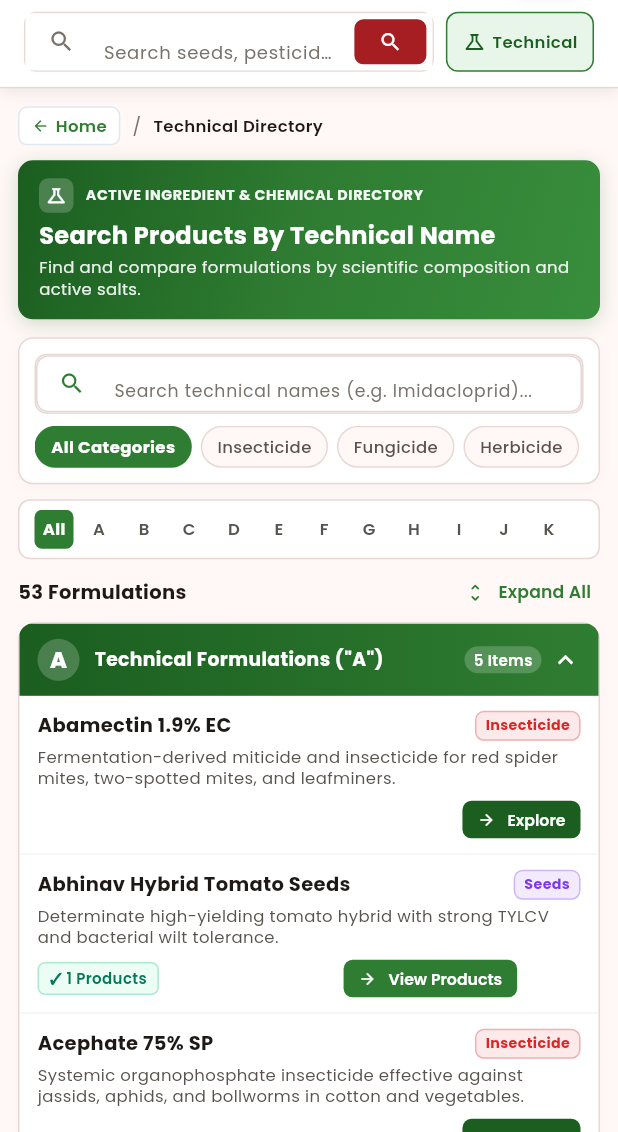
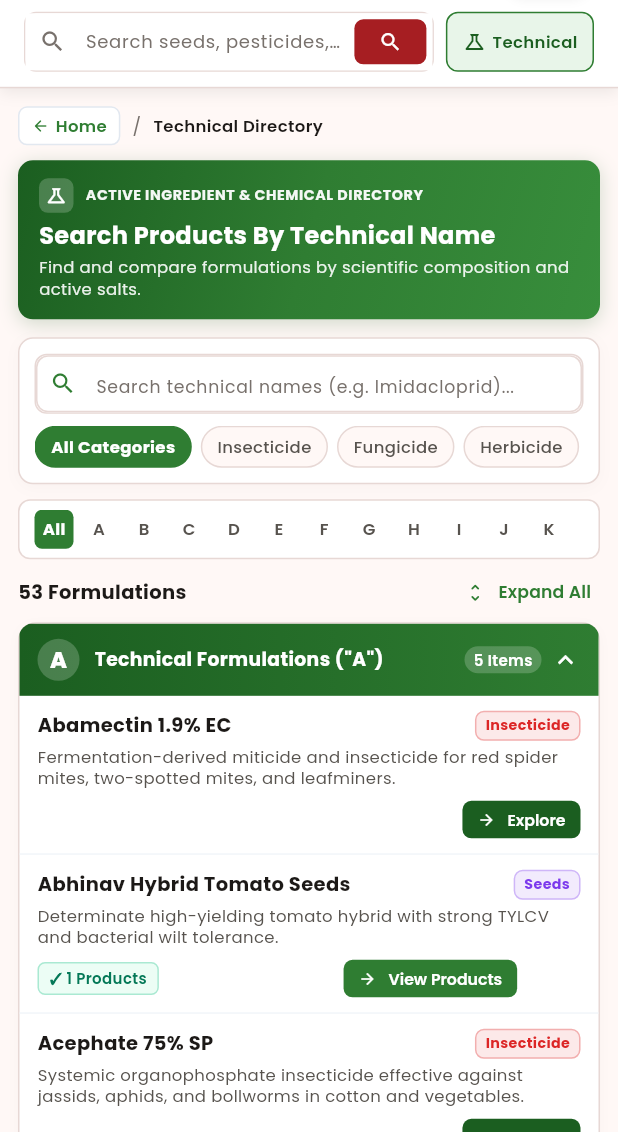
Before and after one commit to krishikrantidealer-cell/seller_website, a Flutter app: the TechnicalSearchView screen opened directly, on a phone screen of 412 x 824 dp, the part 104-1236 px from its top. Run offline on Flutter 3.47's test engine with Material 3 defaults, Android fonts, the phone set to English and light mode, and no system bars; our stand-ins replace google_fonts; accounts and stored records are empty; network calls fail.

Commit message:
fix(ui): center search bar hint text vertically across mobile views

```diff
--- a/lib/presentation/orders/my_orders_view.dart
+++ b/lib/presentation/orders/my_orders_view.dart
@@ -889,6 +889,8 @@ class _MyOrdersViewState extends State<MyOrdersView> {
               : 'Search by Order ID (e.g. EBS-2026), AWB, or product name...',
           hintStyle: GoogleFonts.poppins(fontSize: isMobile ? 11.5 : 12.5, color: AppColors.textMuted),
           prefixIcon: Icon(Icons.search_rounded, size: isMobile ? 18 : 20, color: AppColors.textSecondary),
+          prefixIconConstraints: BoxConstraints(minWidth: isMobile ? 34 : 40, minHeight: isMobile ? 36 : 42),
+          suffixIconConstraints: BoxConstraints(minWidth: isMobile ? 32 : 38, minHeight: isMobile ? 36 : 42),
           suffixIcon: _searchController.text.isNotEmpty
               ? IconButton(
                   icon: Icon(Icons.clear_rounded, size: isMobile ? 16 : 18, color: AppColors.textMuted),
@@ -901,7 +903,7 @@ class _MyOrdersViewState extends State<MyOrdersView> {
                 )
               : null,
           border: InputBorder.none,
-          contentPadding: EdgeInsets.symmetric(horizontal: isMobile ? 10 : 14, vertical: isMobile ? 8 : 11),
+          contentPadding: EdgeInsets.zero,
         ),
       ),
     );
--- a/lib/presentation/technical/technical_search_view.dart
+++ b/lib/presentation/technical/technical_search_view.dart
@@ -533,12 +533,16 @@ class _TechnicalSearchViewState extends State<TechnicalSearchView> {
                   }
                 });
               },
+              textAlignVertical: TextAlignVertical.center,
               decoration: InputDecoration(
+                isDense: true,
                 hintText: isMobile
                     ? 'Search technical names (e.g. Imidacloprid)...'
                     : 'Search technical names (e.g. Chlorantraniliprole, Imidacloprid, Mancozeb)...',
                 hintStyle: GoogleFonts.poppins(fontSize: isMobile ? 11.5 : 13, color: AppColors.textMuted),
                 prefixIcon: Icon(Icons.search, color: AppColors.primaryGreen, size: isMobile ? 18 : 22),
+                prefixIconConstraints: BoxConstraints(minWidth: isMobile ? 36 : 44, minHeight: isMobile ? 42 : 48),
+                suffixIconConstraints: BoxConstraints(minWidth: isMobile ? 36 : 44, minHeight: isMobile ? 42 : 48),
                 suffixIcon: _searchQuery.isNotEmpty
                     ? IconButton(
                         icon: const Icon(Icons.clear, size: 16),
@@ -553,7 +557,7 @@ class _TechnicalSearchViewState extends State<TechnicalSearchView> {
                       )
                     : null,
                 border: InputBorder.none,
-                contentPadding: EdgeInsets.symmetric(vertical: isMobile ? 10 : 14),
+                contentPadding: EdgeInsets.zero,
               ),
             ),
           ),
--- a/lib/presentation/widgets/main_nav_header.dart
+++ b/lib/presentation/widgets/main_nav_header.dart
@@ -203,17 +203,25 @@ class _MainNavHeaderState extends State<MainNavHeader> {
                             child: TextField(
                               controller: _searchController,
                               onSubmitted: widget.onSearch,
+                              textAlignVertical: TextAlignVertical.center,
+                              style: GoogleFonts.poppins(
+                                color: AppColors.textPrimary,
+                                fontSize: 13,
+                              ),
                               decoration: InputDecoration(
+                                isDense: true,
                                 hintText: 'Search seeds, pesticides, fertilizers...',
                                 hintStyle: GoogleFonts.poppins(
                                   color: AppColors.textMuted,
                                   fontSize: 12,
                                 ),
                                 prefixIcon: const Icon(Icons.search, color: AppColors.textMuted, size: 18),
+                                prefixIconConstraints: const BoxConstraints(minWidth: 36, minHeight: 40),
                                 border: InputBorder.none,
                                 enabledBorder: InputBorder.none,
                                 focusedBorder: InputBorder.none,
-                                contentPadding: const EdgeInsets.symmetric(vertical: 8),
+                                contentPadding: EdgeInsets.zero,
+                                suffixIconConstraints: const BoxConstraints(minWidth: 36, minHeight: 40),
                                 suffixIcon: Container(
                                   margin: const EdgeInsets.all(4),
                                   decoration: BoxDecoration(
@@ -293,17 +301,25 @@ class _MainNavHeaderState extends State<MainNavHeader> {
                                 child: TextField(
                                   controller: _searchController,
                                   onSubmitted: widget.onSearch,
+                                  textAlignVertical: TextAlignVertical.center,
+                                  style: GoogleFonts.poppins(
+                                    color: AppColors.textPrimary,
+                                    fontSize: 13.5,
+                                  ),
                                   decoration: InputDecoration(
+                                    isDense: true,
                                     hintText: 'Search for seeds, pesticides, fertilizers...',
                                     hintStyle: GoogleFonts.poppins(
                                       color: AppColors.textMuted,
                                       fontSize: 13,
                                     ),
-                                    prefixIcon: const Icon(Icons.search, color: AppColors.textMuted),
+                                    prefixIcon: const Icon(Icons.search, color: AppColors.textMuted, size: 20),
+                                    prefixIconConstraints: const BoxConstraints(minWidth: 40, minHeight: 46),
                                     border: InputBorder.none,
                                     enabledBorder: InputBorder.none,
                                     focusedBorder: InputBorder.none,
-                                    contentPadding: const EdgeInsets.symmetric(vertical: 12),
+                                    contentPadding: EdgeInsets.zero,
+                                    suffixIconConstraints: const BoxConstraints(minWidth: 40, minHeight: 46),
                                     suffixIcon: Container(
                                       margin: const EdgeInsets.all(4),
                                       decoration: BoxDecoration(
```
